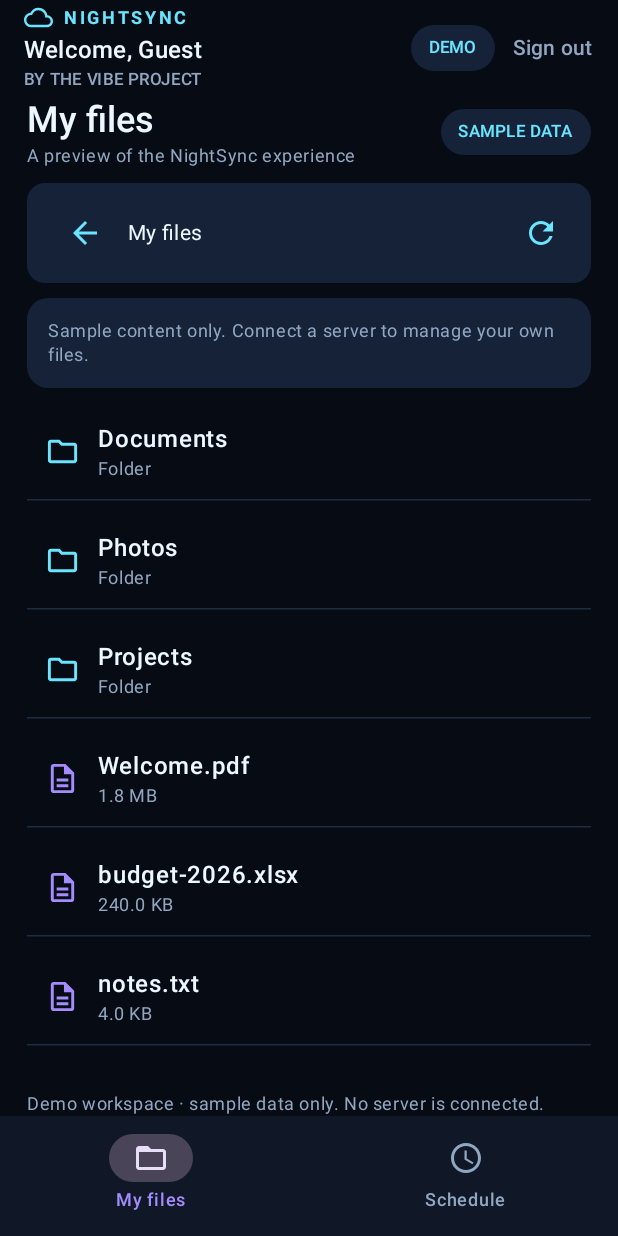
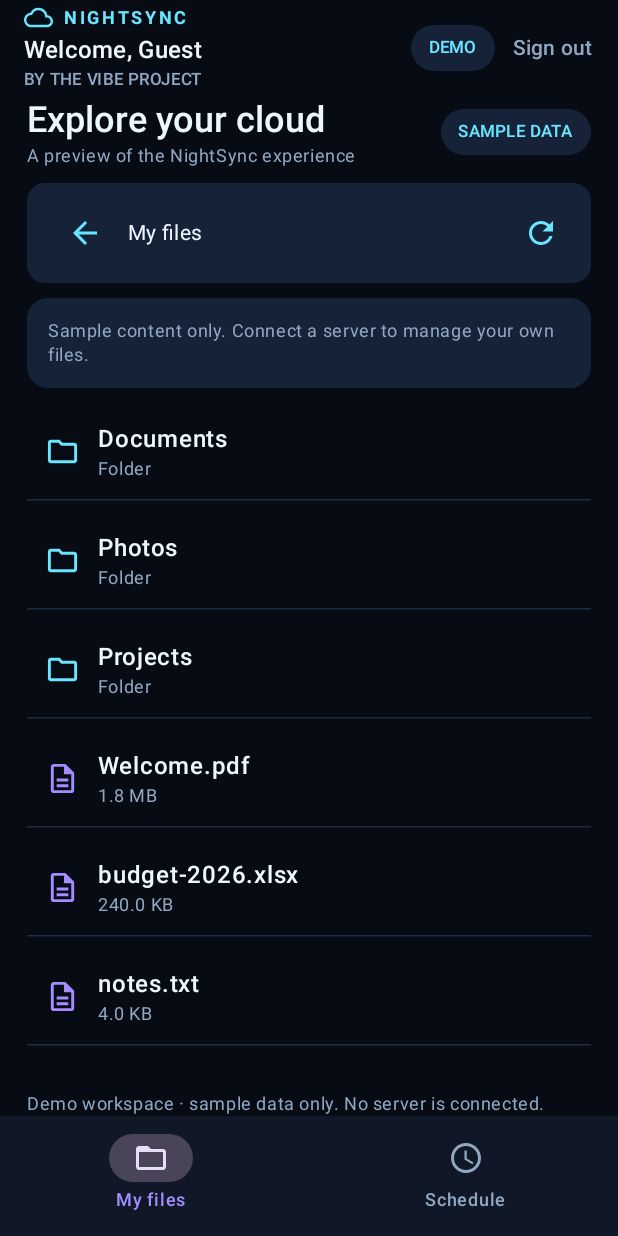
Before and after one commit to the-vibe-project/NightSync, an Android app built with Jetpack Compose: the screen it shows after launch (MainActivity), after a tap on "Explore demo workspace", on a phone screen of 412 x 824 dp. Run offline under Robolectric (Android 15) with nearby library versions, the phone set to English and light mode, and no system bars; 1 other tap on this screen came first.

Commit message:
Fix demo workspace heading UI test

```diff
--- a/mobile/android/app/src/main/java/org/nightsync/app/MainActivity.kt
+++ b/mobile/android/app/src/main/java/org/nightsync/app/MainActivity.kt
@@ -536,7 +536,7 @@ fun NightSyncAuthApp(
                     Column(Modifier.fillMaxSize(), verticalArrangement = Arrangement.spacedBy(10.dp)) {
                         Row(verticalAlignment = Alignment.CenterVertically) {
                             Column(Modifier.weight(1f)) {
-                                Text("My files", style = MaterialTheme.typography.headlineSmall, color = NightText, fontWeight = FontWeight.SemiBold)
+                                Text(if (isDemoMode) "Explore your cloud" else "My files", style = MaterialTheme.typography.headlineSmall, color = NightText, fontWeight = FontWeight.SemiBold)
                                 Text(if (isDemoMode) "A preview of the NightSync experience" else "Your private space", color = NightMuted, style = MaterialTheme.typography.bodySmall)
                             }
                             Surface(shape = RoundedCornerShape(18.dp), color = NightRaised) {
```
